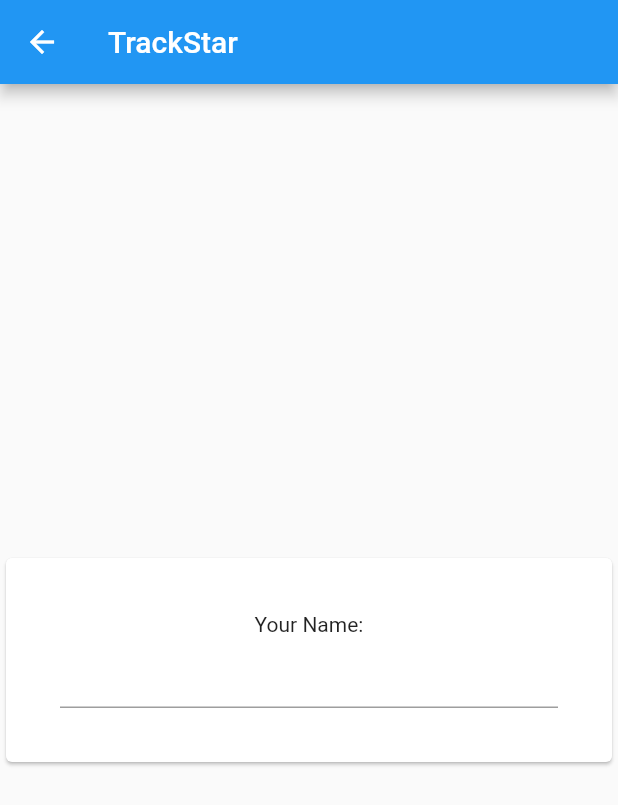
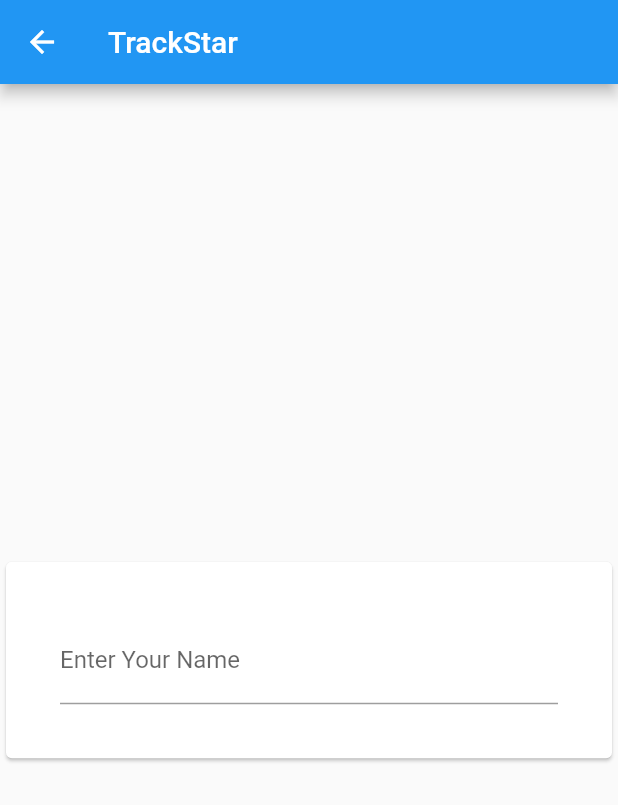
Before and after one commit to JMS55/trackstar, a Flutter app: the EnterNamePage screen opened directly, on a phone screen of 412 x 824 dp. Shown: the top 805 px of the screen. Run offline on Flutter 3.47's test engine with Material 2 defaults, Android fonts, the phone set to English and light mode, and no system bars.

```diff
--- a/client/lib/enter_name_page.dart
+++ b/client/lib/enter_name_page.dart
@@ -13,9 +13,13 @@
             padding: const EdgeInsets.all(36.0),
             child: Column(
               mainAxisSize: MainAxisSize.min,
-              children: const <Widget>[
-                Text('Your Name:'),
-                TextField(),
+              children: <Widget>[
+                TextFormField(
+                  decoration: const InputDecoration(
+                    border: UnderlineInputBorder(),
+                    labelText: 'Enter Your Name',
+                  ),
+                ),
               ],
             ),
           ),
```
Also changed, not shown: client/lib/home_page.dart (+13 -3 lines).
